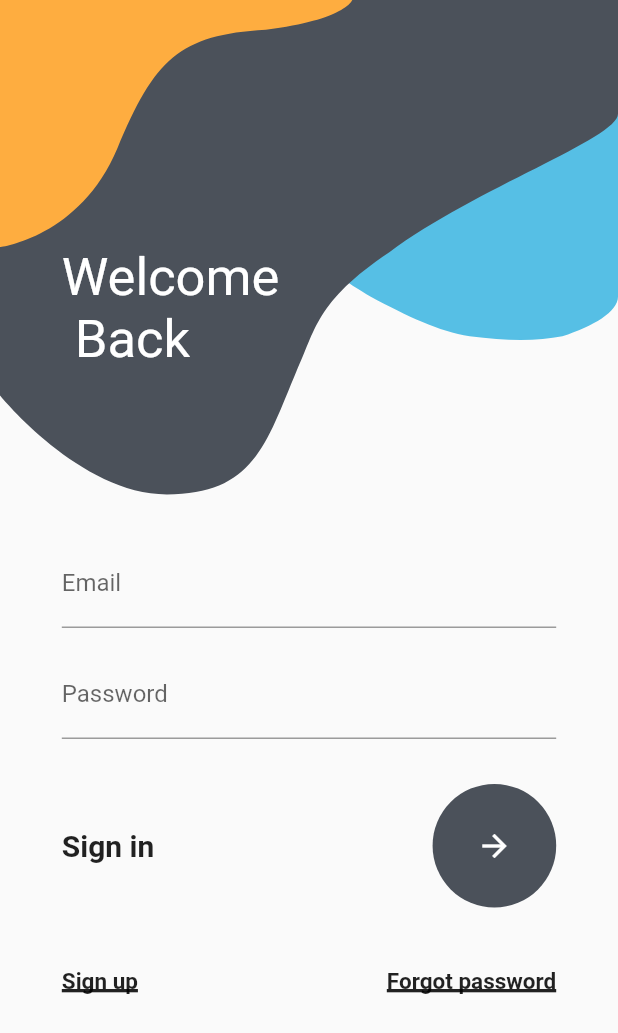
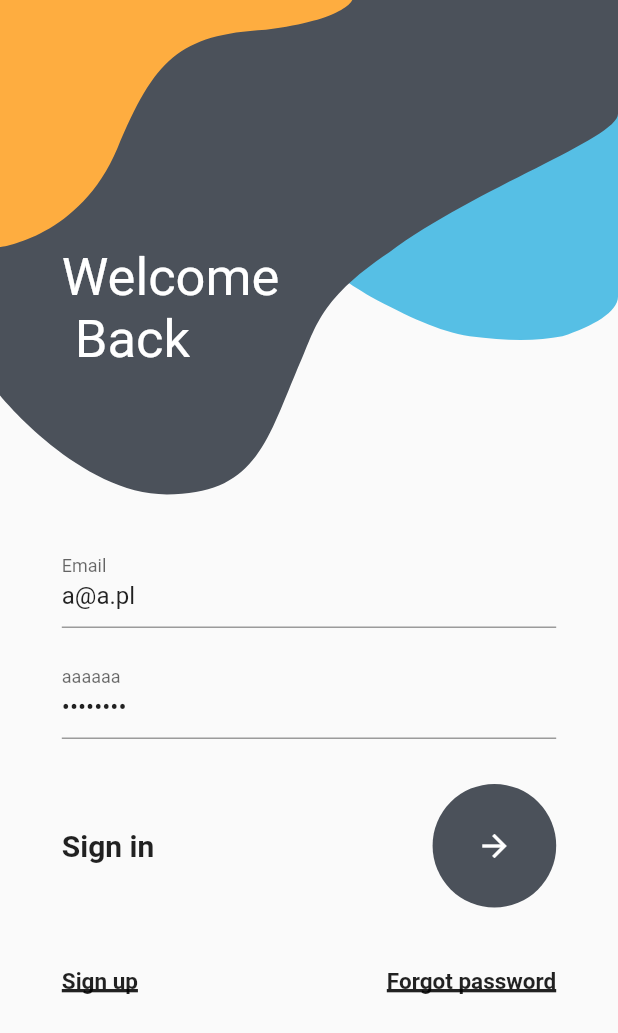
Before and after one commit to danPyk/store, a Flutter app: the AuthScreen screen opened by its route, on a phone screen of 412 x 824 dp. Shown: the top 1033 px of the screen. Run offline on Flutter 3.47's test engine with Material 2 defaults, Android fonts, the phone set to English and light mode, and no system bars; our stand-ins replace badges, equatable, flutter_secure_storage, font_awesome_flutter, get_it, injectable and 2 more; missing offline and left inert: dart:html, flutter_braintree, flutter_stripe, pay, stripe_checkout; accounts and stored records are empty; network calls fail.

```diff
--- a/lib/application.properties/app_properties.dart
+++ b/lib/application.properties/app_properties.dart
@@ -15,19 +15,21 @@ class AppProperties {
 
   static String payPalRequestUrl = '$_baseApiUrl/cart/braintree/paypalpayment/';
 
-  static String signUpUrl = '$_baseApiUrl/users/signup';
+  static String getOrdersUrl = '$_baseApiUrl/cart/orders/user/';
 
-  static String signInUrl = '$_baseApiUrl/users/signin';
-
-  static String checkTokenExpiryUrl = '$_baseApiUrl/users/checktokenexpiry';
+  static String checkTokenExpiryUrl = '$_baseApiUrl/people/checktokenexpiry';
 
   static String cartUrl = '$_baseApiUrl/cart/';
 
-  static String getOrdersUrl = '$_baseApiUrl/cart/orders/user/';
+  ///PEOPLE
 
-  static String changenameUrl = '$_baseApiUrl/users/updatename/';
+  static String signUpUrl = '$_baseApiUrl/people/';
 
-  static String changeMailUrl = '$_baseApiUrl/users/updatemail/';
+  static String signInUrl = '$_baseApiUrl/people/signin';
 
-  static String forgotPasswordUrl = '$_baseApiUrl/users/forgotpassword';
+  static String changenameUrl = '$_baseApiUrl/people/updatename/';
+
+  static String changeMailUrl = '$_baseApiUrl/people/updatemail/';
+
+  static String forgotPasswordUrl = '$_baseApiUrl/people/forgotpassword';
 }
--- a/lib/screens/auth_screen.dart
+++ b/lib/screens/auth_screen.dart
@@ -17,7 +17,7 @@ import 'package:store/widgets/underlined_text..dart';
 
 import '../widgets/auth_screen_custom_painter.dart';
 import '../widgets/dialog.dart';
-
+//todo later add animation when changing pages, plus buttons
 class AuthScreen extends StatefulWidget {
   //used for navigation using named route
   static String id = authScreenId;
@@ -27,6 +27,7 @@ class AuthScreen extends StatefulWidget {
   @override
   _AuthScreenState createState() => _AuthScreenState();
 }
+//todo sometimes keyubord is not hiding
 
 enum AuthScreenId { SignIn_Screen, SignUp_Screen, ForgotPassword_Screen }
 
@@ -43,6 +44,11 @@ class _AuthScreenState extends State<AuthScreen> {
   var _authController;
 
   var _progressDialog;
+
+  late var nameController = TextEditingController(text: 'a');
+  late var emailController = TextEditingController(text: 'a@a.pl');
+  late var passwordController = TextEditingController(text: 'aaaaaa');
+
 
   @override
   void initState() {
@@ -109,7 +115,9 @@ class _AuthScreenState extends State<AuthScreen> {
         ),
         TextFormField(
           keyboardType: TextInputType.emailAddress,
+        initialValue: 'a@a.pl',
           decoration: const InputDecoration(
+
             labelText: "Email",
             hintText: "e.g johndoe@gmail.com",
             focusedBorder: UnderlineInputBorder(
@@ -132,8 +140,10 @@ class _AuthScreenState extends State<AuthScreen> {
           height: 15,
         ),
         TextFormField(
+          initialValue: 'password',
+
           decoration: const InputDecoration(
-            labelText: "Password",
+            labelText: "aaaaaa",
             hintText: "e.g secret",
             focusedBorder: UnderlineInputBorder(
               borderSide: BorderSide(color: Colors.black),
@@ -157,6 +167,8 @@ class _AuthScreenState extends State<AuthScreen> {
     } else if (_authScreenId == AuthScreenId.SignUp_Screen) {
       return [
         TextFormField(
+          initialValue: 'name',
+
           decoration: const InputDecoration(
             labelText: "Name",
             hintText: "e.g John Doe",
@@ -177,6 +189,7 @@ class _AuthScreenState extends State<AuthScreen> {
           height: 10,
         ),
         TextFormField(
+          initialValue: 'a@a.pl',
           decoration: const InputDecoration(
             labelText: "Email",
             hintText: "e.g johndoe@gmail.com",
@@ -200,6 +213,8 @@ class _AuthScreenState extends State<AuthScreen> {
           height: 10,
         ),
         TextFormField(
+          initialValue: 'aaaaaa',
+
           decoration: const InputDecoration(
             labelText: "Password",
             hintText: "e.g secret",
@@ -216,7 +231,6 @@ class _AuthScreenState extends State<AuthScreen> {
             if (value.length < 6) {
               return "Too short";
             }
-            return null;
           },
         ),
         const SizedBox(
@@ -224,9 +238,10 @@ class _AuthScreenState extends State<AuthScreen> {
         ),
       ];
     }
-    //forogt password input field
+    ///forogt password input field
     return [
       TextFormField(
+        initialValue: 'a@a.pl',
         decoration: const InputDecoration(
           labelText: "Email",
           hintText: "e.g johndoe@gmail.com",
--- a/lib/screens/shopping_cart.dart
+++ b/lib/screens/shopping_cart.dart
@@ -56,6 +56,7 @@ class _ShoppingCartState extends State<ShoppingCart> {
     //user is not logged in
     if (data[1] == null || data[1] == '0') {
       //provide option to continue as guest or log in
+      //todo called every time
       showModalBottomSheet(
         context: context,
         builder: (BuildContext context) => const ShoppingCartBottomSheet(message: 'Create accounte'),
--- a/lib/widgets/guest_user_drawer_widget.dart
+++ b/lib/widgets/guest_user_drawer_widget.dart
@@ -37,7 +37,7 @@ class GuestUserDrawerWidget extends StatelessWidget {
               child: const Text(
                 'SIGN IN',
                 style: TextStyle(
-                  color: Colors.white,
+                  color: Colors.black,
                   fontWeight: FontWeight.bold,
                 ),
               ),
--- a/lib/widgets/round_icon_button.dart
+++ b/lib/widgets/round_icon_button.dart
@@ -31,7 +31,7 @@ class RoundIconButton extends StatelessWidget {
               iconData,
               color: iconColor,
             ),
-            onPressed: () => onPressed,
+            onPressed: () => onPressed(),
           ),
         ),
       ),
--- a/pubspec.yaml
+++ b/pubspec.yaml
@@ -57,8 +57,6 @@ dependencies:
   #weeb
   flutter_stripe_web: ^1.3.0
 
-
-
   # The following adds the Cupertino Icons font to your application.
   # Use with the CupertinoIcons class for iOS style icons.
   cupertino_icons: ^1.0.2
```
Also changed, not shown: lib/controllers/auth_controller.dart (+6 -6 lines), lib/screens/profile.dart (+15 -11 lines).
